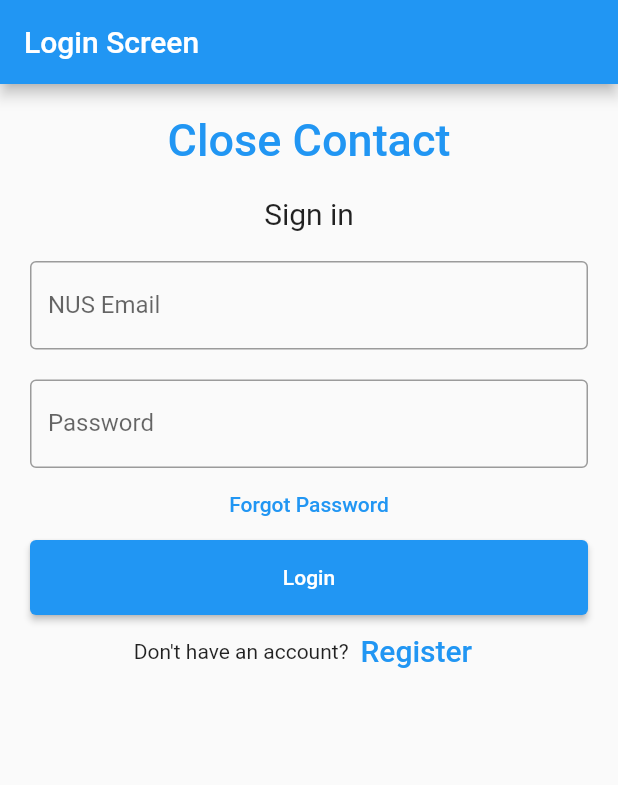
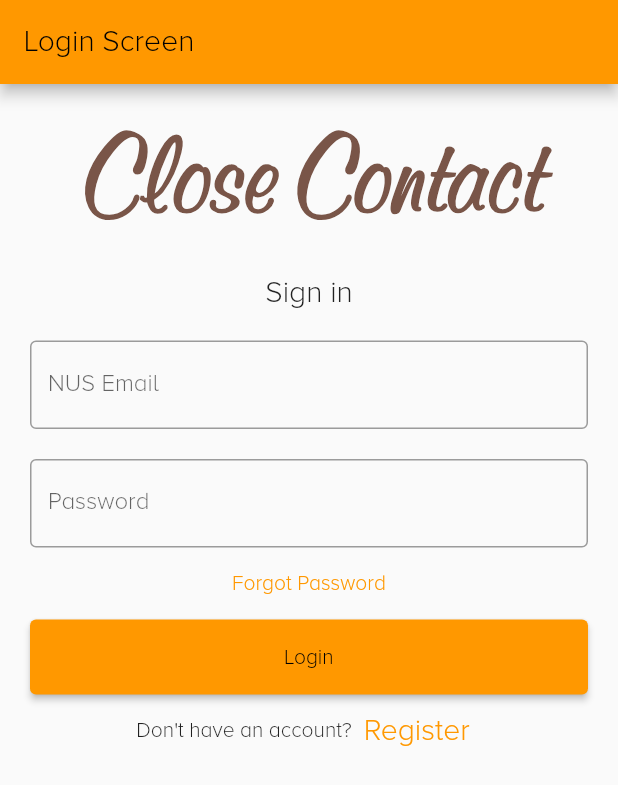
Before and after one commit to Guanzhou03/closecontact, a Flutter app: the screen it shows after launch, on a phone screen of 412 x 824 dp. Shown: the top 785 px of the screen. Run offline on Flutter 3.47's test engine with Material 2 defaults, Android fonts, the light colour scheme and no system bars; our stand-ins replace firebase_auth, firebase_core; accounts and stored records are empty.

Commit message:
Added some font files and simple colour changes
As mentioned in title

```diff
--- a/lib/main.dart
+++ b/lib/main.dart
@@ -13,8 +13,18 @@
     return MaterialApp(
       title: _title,
       debugShowCheckedModeBanner: false,
+      theme: ThemeData(
+        colorScheme: ColorScheme.fromSwatch(
+          primarySwatch: Colors.orange,
+          backgroundColor: Colors.amber[50],
+        ),
+        primaryColor: Colors.amber[700],
+        fontFamily: 'Proxima',
+      ),
       home: Scaffold(
-        appBar: AppBar(title: const Text(_title)),
+        appBar: AppBar(
+          title: const Text(_title),
+        ),
         body: const LogIn(),
       ),
     );
--- a/lib/screens/signin.dart
+++ b/lib/screens/signin.dart
@@ -15,6 +15,8 @@
   @override
   Widget build(BuildContext context) {
     return Scaffold(
+      backgroundColor: Colors.transparent,
+      //backgroundColor: Colors.amber[50],
       body: Padding(
         padding: const EdgeInsets.all(10),
         child: Form(
@@ -27,16 +29,20 @@
                   child: const Text(
                     'Close Contact',
                     style: TextStyle(
-                        color: Colors.blue,
-                        fontWeight: FontWeight.w500,
-                        fontSize: 30),
+                        color: Colors.brown,
+                        fontFamily: 'Murray Hill',
+                        fontStyle: FontStyle.italic,
+                        fontWeight: FontWeight.w900,
+                        fontSize: 70),
                   )),
               Container(
                   alignment: Alignment.center,
                   padding: const EdgeInsets.all(10),
                   child: const Text(
                     'Sign in',
-                    style: TextStyle(fontSize: 20),
+                    style: TextStyle(
+                      fontSize: 20,
+                    ),
                   )),
               Container(
                 padding: const EdgeInsets.all(10),
```
Also changed, not shown: pubspec.yaml (+10 -0 lines), fonts/Courgette-Regular.ttf (added), fonts/Murray Hill Bold.otf (added), fonts/Proxima Nova Alt Light.otf (added).
